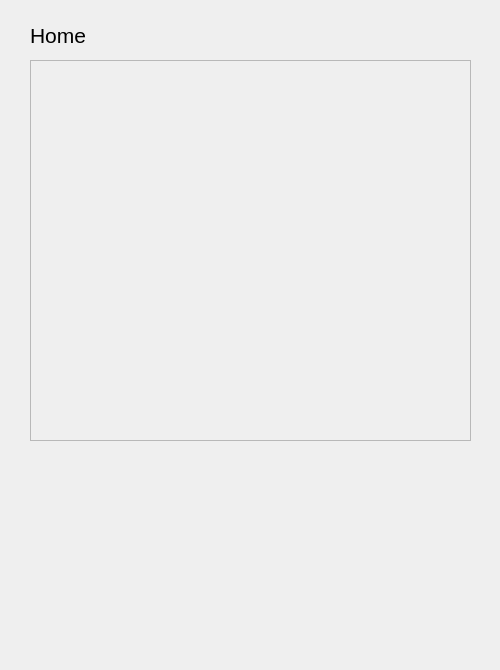
Before: the Qt Designer form VirtualWallet/src/vision/whome.ui in joaovicentesouto/INE5417, drawn with Qt 5.
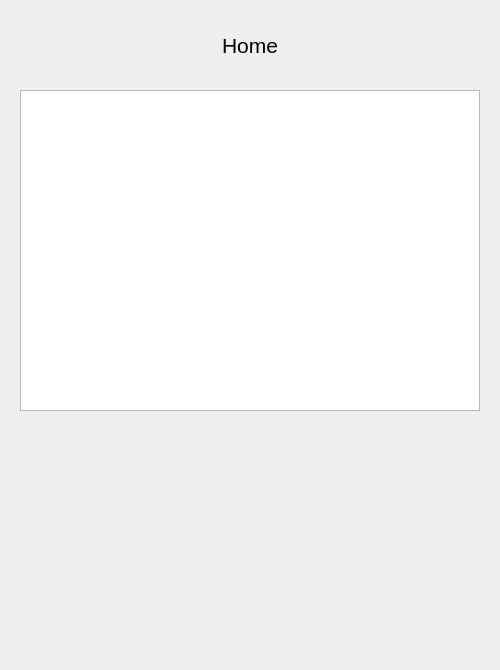
After: the same form once the commit is applied.

Diff of the .ui file:
```diff
--- a/VirtualWallet/src/vision/whome.ui
+++ b/VirtualWallet/src/vision/whome.ui
@@ -19,64 +19,50 @@
   <property name="windowTitle">
    <string>Form</string>
   </property>
-  <widget class="QLabel" name="Title">
+  <widget class="QPushButton" name="Title">
    <property name="geometry">
     <rect>
-     <x>30</x>
-     <y>20</y>
-     <width>81</width>
-     <height>31</height>
+     <x>0</x>
+     <y>30</y>
+     <width>500</width>
+     <height>30</height>
     </rect>
    </property>
+   <property name="minimumSize">
+    <size>
+     <width>500</width>
+     <height>30</height>
+    </size>
+   </property>
+   <property name="maximumSize">
+    <size>
+     <width>500</width>
+     <height>30</height>
+    </size>
+   </property>
+   <property name="sizeIncrement">
+    <size>
+     <width>500</width>
+     <height>30</height>
+    </size>
+   </property>
    <property name="styleSheet">
-    <string notr="true">font: 16pt;</string>
+    <string notr="true">	color:  black;
+	background-color: transparent;
+	border: none;
+	font: 16pt;</string>
    </property>
    <property name="text">
     <string>Home</string>
    </property>
   </widget>
-  <widget class="QScrollArea" name="Accounts">
+  <widget class="QTableWidget" name="Table">
    <property name="geometry">
     <rect>
-     <x>30</x>
-     <y>60</y>
-     <width>441</width>
-     <height>381</height>
-    </rect>
-   </property>
-   <property name="minimumSize">
-    <size>
-     <width>441</width>
-     <height>381</height>
-    </size>
-   </property>
-   <property name="maximumSize">
-    <size>
-     <width>441</width>
-     <height>381</height>
-    </size>
-   </property>
-   <property name="widgetResizable">
-    <bool>true</bool>
-   </property>
-   <widget class="QWidget" name="scrollAreaWidgetContents">
-    <property name="geometry">
-     <rect>
-      <x>0</x>
-      <y>0</y>
-      <width>439</width>
-      <height>379</height>
-     </rect>
-    </property>
-   </widget>
-  </widget>
-  <widget class="QWidget" name="Chart" native="true">
-   <property name="geometry">
-    <rect>
-     <x>30</x>
-     <y>460</y>
-     <width>441</width>
-     <height>181</height>
+     <x>20</x>
+     <y>90</y>
+     <width>460</width>
+     <height>321</height>
     </rect>
    </property>
   </widget>
```
